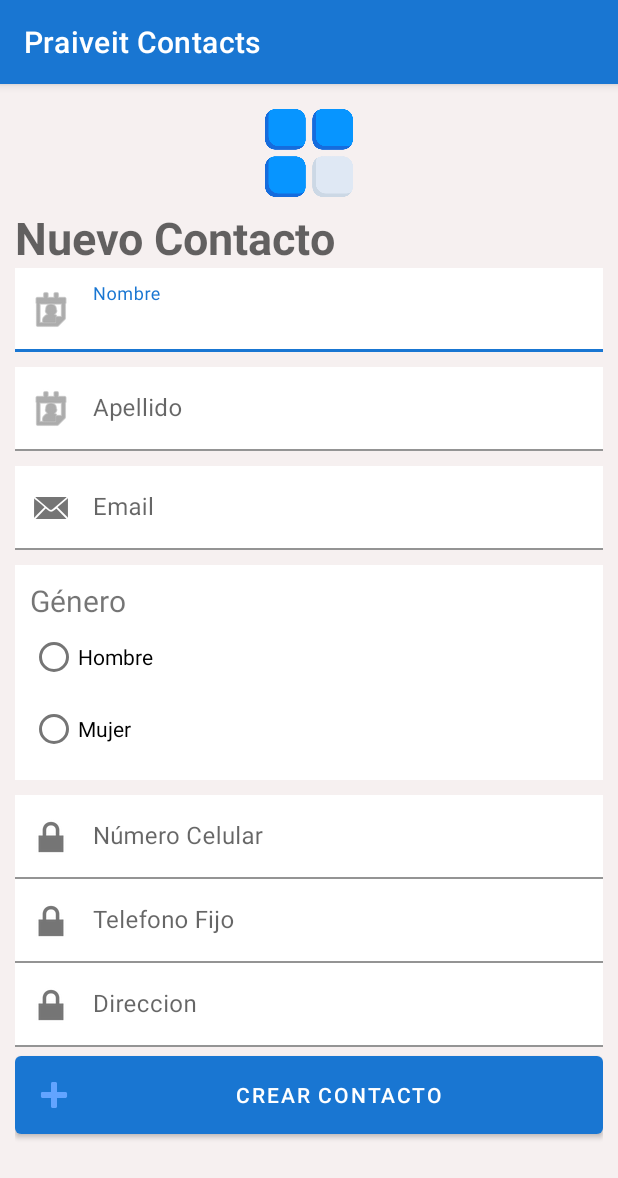
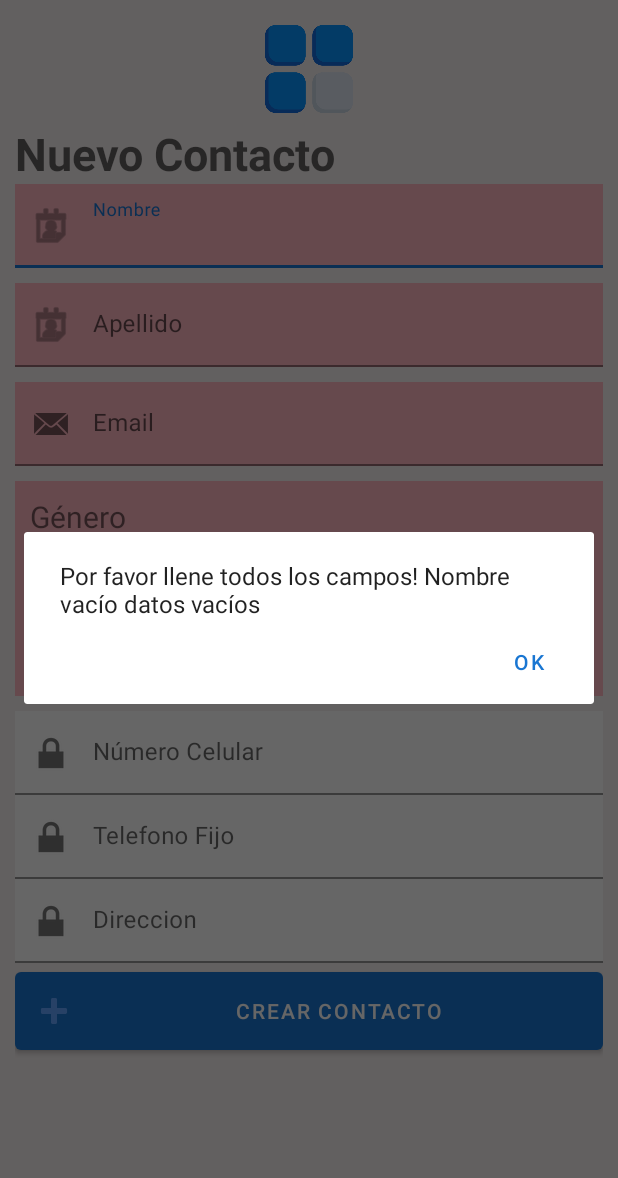
Before and after one commit to DenisFZelaya/PraiveitContacts, an Android app: the activity_crear_contacto screen opened directly, with no data from a screen before it, after a tap on "CREAR CONTACTO", on a phone screen of 412 x 824 dp. Shown: the top 1178 px of the screen. Run offline under Robolectric (Android 15) with nearby library versions, the phone set to English and light mode, and no system bars.

Commit message:
Crear Nuevos Contactos Final

```diff
--- a/app/src/main/java/com/example/praiveitcontacts/DatabaseHelper.java
+++ b/app/src/main/java/com/example/praiveitcontacts/DatabaseHelper.java
@@ -19,7 +19,7 @@ public class DatabaseHelper extends SQLiteOpenHelper {
 
     //1.1 - Contructor
     public DatabaseHelper(@Nullable Context context) {
-        super(context, "PraivateContactsDB_DEV", null, 1);
+        super(context, "PraivateContactsDB_DEV_umh", null, 1);
     }
 
     //1.2 - Crear tablas en db
@@ -38,7 +38,7 @@ public class DatabaseHelper extends SQLiteOpenHelper {
 
         String createTableContactos = "" +
                 "                CREATE TABLE Contactos ( " +
-                "                ID INTEGER PRIMARY KEY AUTOINCREMENT NOT NULL, " +
+                "                ID INTEGER PRIMARY KEY AUTOINCREMENT , " +
                 "                Nombre TEXT NOT NULL," +
                 "                Apellido TEXT NOT NULL," +
                 "                Genero TEXT NOT NULL, " +
@@ -124,7 +124,7 @@ public class DatabaseHelper extends SQLiteOpenHelper {
         cv.put("Telefono", contactosModel.getTelefono());
         cv.put("TelefonoFijo", contactosModel.getTelefonoFijo());
         cv.put("Direccion", contactosModel.getDireccion());
-        cv.put("IdUserMaster", (Integer) null);
+        cv.put("IdUserMaster",contactosModel.getIdUsuarioMaster());
 
         long insert = db.insert("Contactos", null, cv);
         if(insert == -1){
--- a/app/src/main/java/com/example/praiveitcontacts/activity_crear_contacto.java
+++ b/app/src/main/java/com/example/praiveitcontacts/activity_crear_contacto.java
@@ -1,22 +1,185 @@
 package com.example.praiveitcontacts;
 
+import androidx.appcompat.app.AlertDialog;
 import androidx.appcompat.app.AppCompatActivity;
 
+import android.content.DialogInterface;
+import android.graphics.Color;
 import android.os.Bundle;
+import android.view.View;
+import android.widget.Button;
+import android.widget.EditText;
+import android.widget.RadioButton;
+import android.widget.RadioGroup;
+
+import com.example.praiveitcontacts.Models.Contactos;
+import com.example.praiveitcontacts.Models.Usuario;
+import com.google.android.material.snackbar.Snackbar;
+
+import java.util.ArrayList;
+import java.util.List;
+import java.util.Locale;
 
 public class activity_crear_contacto extends AppCompatActivity {
 
     private  int idUsuario;
+    private EditText Nombre,Apellido, Email, Telefono, TelefonoFijo, Genero, Direccion, RepeatContrasena;
+    private RadioButton Hombre, Mujer;
+    private Button btnNuevoContacto;
+    private RadioGroup radioGroup;
+
     @Override
     protected void onCreate(Bundle savedInstanceState) {
         super.onCreate(savedInstanceState);
         setContentView(R.layout.activity_crear_contacto);
+        getSupportActionBar().hide();
 
+        //recibir un ID de Usuario
         Bundle recibirIdUsuario= this.getIntent().getExtras();
         if (recibirIdUsuario != null) {
             idUsuario = recibirIdUsuario.getInt("idUsuario");
         }
+        System.out.println("idUsuario crear contacto: " + idUsuario);
 
-        System.out.println("idUsuario crear contacto: " + idUsuario);
+
+        //codigo agregado por Aaron
+        Nombre = findViewById(R.id.inputNombreContacto);
+        Apellido = findViewById(R.id.inputApellidoContacto);
+
+        Email = findViewById(R.id.inputEmailContacto);
+        Hombre = findViewById(R.id.radio_button_HombreContacto);
+        Mujer = findViewById(R.id.radio_button_MujerContacto);
+        Telefono = findViewById(R.id.inputTelefonoContacto);
+        TelefonoFijo = findViewById(R.id.inputTelefonoFijo);
+        Direccion = findViewById(R.id.inputDireccion);
+        radioGroup = findViewById(R.id.radioGroupGeneroRegistro);
+
+    }
+
+    public void crearContactoNuevo(View v){
+        Contactos nuevoContacto = new Contactos();
+
+        List<String> listErrores = new ArrayList<String>();
+
+
+        if(Nombre.getText().length() < 1){
+            Nombre.setBackgroundColor(Color.parseColor("#ffb6c1"));
+            listErrores.add("Nombre vacío");
+        }else {
+            Nombre.setBackgroundColor(Color.parseColor("#ffffff"));
+        }
+
+        if(Apellido.getText().length() < 1){
+            Apellido.setBackgroundColor(Color.parseColor("#ffb6c1"));
+            listErrores.add("Apellido vacío");
+        }else {
+            Apellido.setBackgroundColor(Color.parseColor("#ffffff"));
+        }
+
+        if(Email.getText().length() < 1){
+            Email.setBackgroundColor(Color.parseColor("#ffb6c1"));
+            listErrores.add("Email vacío");
+        }else {
+            Email.setBackgroundColor(Color.parseColor("#ffffff"));
+        }
+
+
+        if(Hombre.isChecked() == false && Mujer.isChecked() == false){
+            // Genero vacio
+            findViewById(R.id.fr_layout_contacto).setBackgroundColor(Color.parseColor("#ffb6c1"));
+            listErrores.add("Genero vacío");
+        }else {
+            findViewById(R.id.fr_layout_contacto).setBackgroundColor(Color.parseColor("#ffffff"));
+        }
+
+        //Insertar Genero
+
+        if(Mujer.isChecked()){
+            nuevoContacto.setGenero("M");
+        }else {
+            nuevoContacto.setGenero("H");
+            // Hombre.setChecked(true);
+        }
+
+
+        String contactoShow =  "";
+        String contactoName = "";
+
+        if(Apellido.getText().length() > 0){
+            contactoShow = Apellido.getText().toString();
+        }
+
+        if(Nombre.getText().length() > 0){
+            contactoShow = Nombre.getText().charAt(0) + "";
+        }
+
+
+       //User.setText(contactoShow.toLowerCase(Locale.ROOT) + "" + contactoName.toLowerCase(Locale.ROOT));
+
+       // if(User.getText().length() < 1 ){
+            //
+          //  listErrores.add("Contacto vacío");
+       // }
+
+
+        if(listErrores.size() > 0){
+            // Datos incompletos
+            AlertDialog.Builder builder = new AlertDialog.Builder(activity_crear_contacto.this);
+            builder.setMessage("Por favor llene todos los campos! " + listErrores.get(0) + " datos vacíos" )
+                    .setPositiveButton("Ok", new DialogInterface.OnClickListener() {
+                        public void onClick(DialogInterface dialog, int id) {
+                        }
+                    });
+
+            builder.show();
+        }else {
+
+            // Las cosas andan bien
+
+            nuevoContacto.setNombre(Nombre.getText().toString());
+            nuevoContacto.setApellido(Apellido.getText().toString());
+            nuevoContacto.setCorreo(Email.getText().toString());
+            nuevoContacto.setTelefono(Telefono.getText().toString());
+            nuevoContacto.setTelefonoFijo(TelefonoFijo.getText().toString());
+            nuevoContacto.setDireccion(Direccion.getText().toString());
+            nuevoContacto.setIdUsuarioMaster(idUsuario);
+
+
+            // Imprimir el genero
+            System.out.println(nuevoContacto.getNombre());
+            System.out.println(nuevoContacto.getApellido());
+            System.out.println(nuevoContacto.getCorreo());
+            System.out.println(nuevoContacto.getGenero());
+            System.out.println(nuevoContacto.getTelefono());
+            System.out.println(nuevoContacto.getTelefonoFijo());
+            System.out.println(nuevoContacto.getDireccion());
+            System.out.println(idUsuario);
+
+
+            DatabaseHelper db = new DatabaseHelper(activity_crear_contacto.this);
+
+            boolean resultado = db.InsertarContacto(nuevoContacto);
+
+            if(resultado){
+
+                AlertDialog.Builder builder = new AlertDialog.Builder(this);
+                builder.setMessage("Su Contacto ha sido creado con éxito.")
+                        .setPositiveButton("Ok", new DialogInterface.OnClickListener() {
+                            public void onClick(DialogInterface dialog, int id) {
+                                onBackPressed();
+                            }
+                        });
+
+                builder.show();
+
+            }else {
+                Snackbar snackbar = Snackbar.make(findViewById(android.R.id.content), "No se ha podido crear su usuario", Snackbar.LENGTH_LONG);
+                snackbar.setBackgroundTint(Color.parseColor("#63a4ff"));
+                snackbar.show();
+            }
+
+        }
+
+
     }
 }
--- a/app/src/main/res/layout/activity_crear_contacto.xml
+++ b/app/src/main/res/layout/activity_crear_contacto.xml
@@ -89,7 +89,7 @@
                 </com.google.android.material.textfield.TextInputLayout>
 
                 <FrameLayout
-                    android:id="@+id/fr_layout_registro"
+                    android:id="@+id/fr_layout_contacto"
                     android:layout_width="match_parent"
                     android:layout_height="wrap_content"
                     android:layout_marginBottom="10dp"
@@ -180,10 +180,10 @@
                 </com.google.android.material.textfield.TextInputLayout>
 
                 <Button
-                    android:id="@+id/btnEditarContacto"
+                    android:id="@+id/btnNuevoContacto"
                     android:layout_width="match_parent"
                     android:layout_height="wrap_content"
-                    android:onClick="crearUsuarioRegistro"
+                    android:onClick="crearContactoNuevo"
                     android:padding="10dp"
                     android:text="Crear Contacto"
                     android:textColor="@color/primaryText"
```
Also changed, not shown: app/src/main/AndroidManifest.xml (+9 -9 lines).
